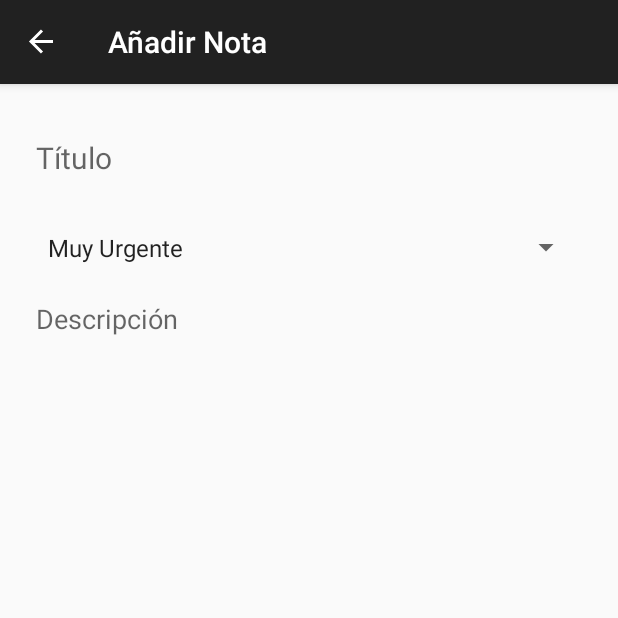
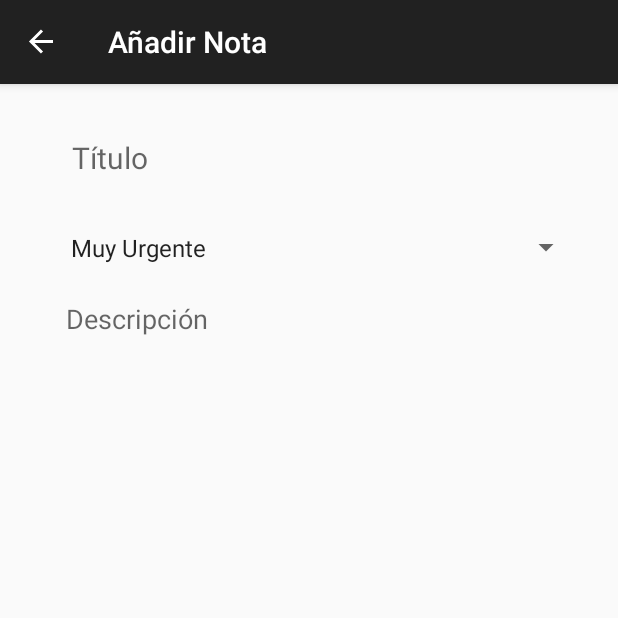
Before and after one commit to alvaropp99/TaskID, an Android app: the AddFragment screen opened through its navigation route, on a phone screen of 412 x 824 dp, the top half of it. Run offline under Robolectric (Android 15) with nearby library versions, the phone set to English and light mode, and no system bars; our stand-ins replace navigation-ui; 3 statements that could not run were skipped.

Commit message:
corregido espaciado en el fragment add

```diff
--- a/app/src/main/res/layout/fragment_add.xml
+++ b/app/src/main/res/layout/fragment_add.xml
@@ -17,6 +17,8 @@
         android:hint="@string/titulo"
         android:inputType="textPersonName"
         android:textSize="20dp"
+        android:paddingStart="24dp"
+        android:paddingEnd="24dp"
         app:layout_constraintEnd_toEndOf="parent"
         app:layout_constraintHorizontal_bias="0.5"
         app:layout_constraintStart_toStartOf="parent"
@@ -27,7 +29,8 @@
         android:layout_width="0dp"
         android:layout_height="50dp"
         android:layout_marginTop="10dp"
-
+        android:paddingStart="15dp"
+        android:paddingEnd="15dp"
         android:entries="@array/prioridades"
         app:layout_constraintEnd_toEndOf="parent"
         app:layout_constraintHorizontal_bias="0.5"
@@ -43,6 +46,8 @@
         android:ems="10"
         android:gravity="start|left"
         android:hint="@string/descripcion"
+        android:paddingStart="20dp"
+        android:paddingEnd="20dp"
         android:inputType="textMultiLine"
         app:layout_constraintBottom_toBottomOf="parent"
         app:layout_constraintEnd_toEndOf="parent"
```
